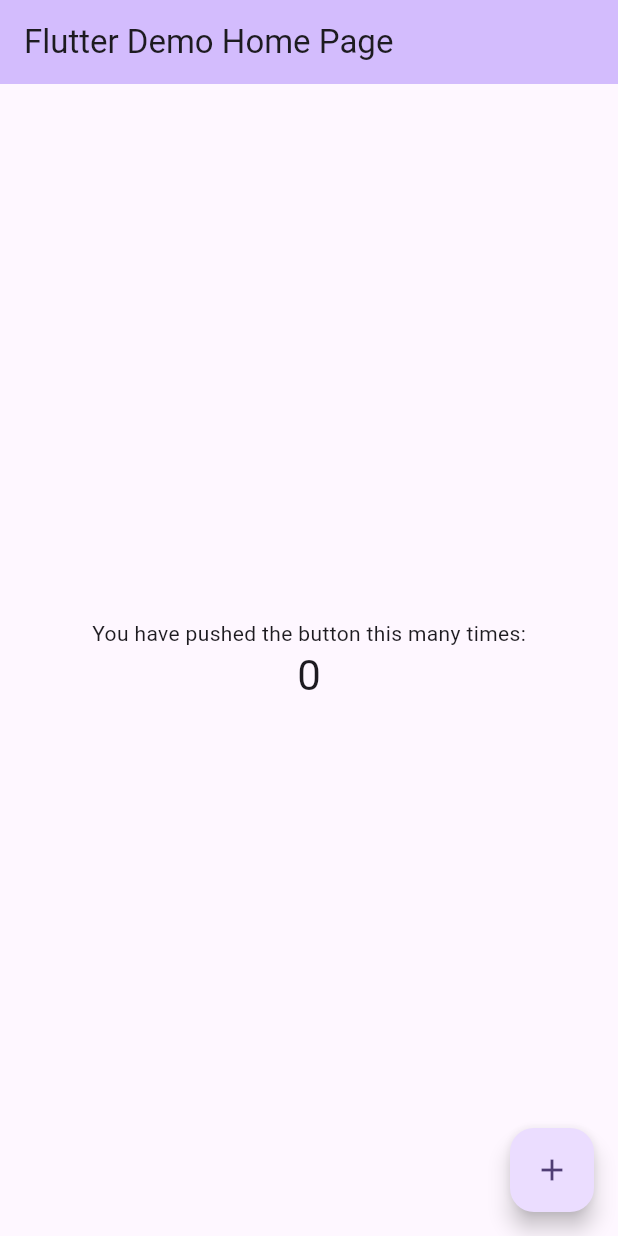
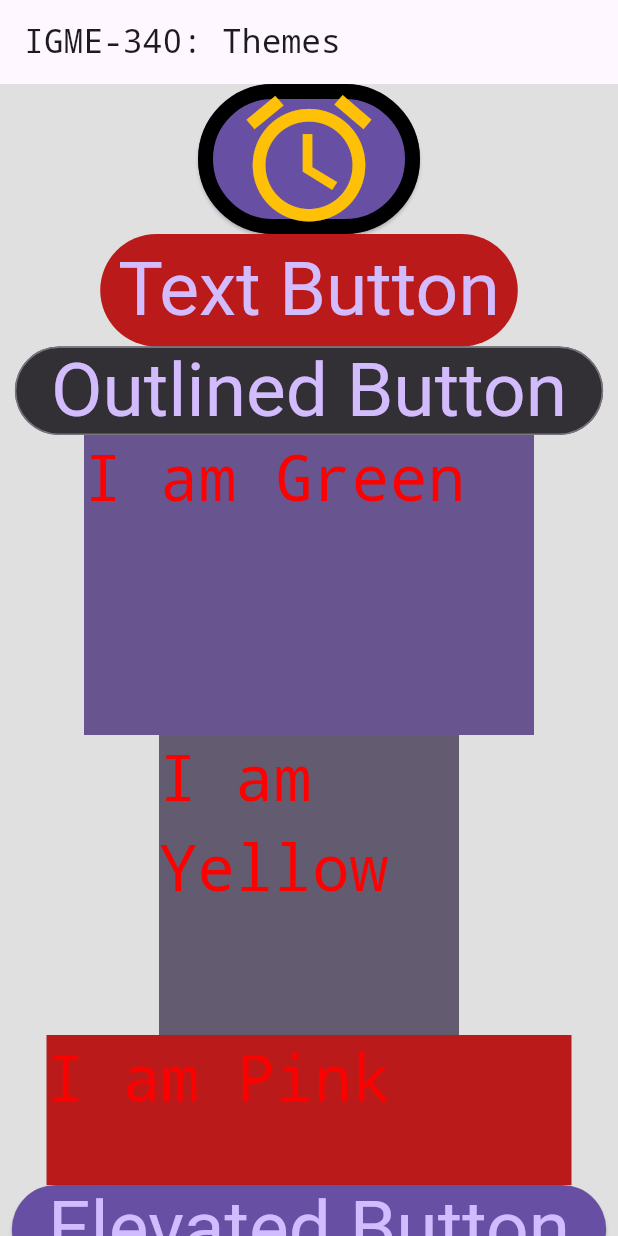
Before and after one commit to TB516/IGME-340-themes-and-buttons, a Flutter app: the screen it shows after launch, on a phone screen of 412 x 824 dp. Run offline on Flutter 3.47's test engine with Material 3 defaults, Android fonts, the phone set to English and light mode, and no system bars.

Commit message:
Completed lab

```diff
--- a/lib/main.dart
+++ b/lib/main.dart
@@ -7,119 +7,160 @@ void main() {
 class MyApp extends StatelessWidget {
   const MyApp({super.key});
 
-  // This widget is the root of your application.
   @override
   Widget build(BuildContext context) {
     return MaterialApp(
-      title: 'Flutter Demo',
+      themeMode: ThemeMode.light,
       theme: ThemeData(
-        // This is the theme of your application.
-        //
-        // TRY THIS: Try running your application with "flutter run". You'll see
-        // the application has a purple toolbar. Then, without quitting the app,
-        // try changing the seedColor in the colorScheme below to Colors.green
-        // and then invoke "hot reload" (save your changes or press the "hot
-        // reload" button in a Flutter-supported IDE, or press "r" if you used
-        // the command line to start the app).
-        //
-        // Notice that the counter didn't reset back to zero; the application
-        // state is not lost during the reload. To reset the state, use hot
-        // restart instead.
-        //
-        // This works for code too, not just values: Most code changes can be
-        // tested with just a hot reload.
+        fontFamily: "Courier",
         colorScheme: ColorScheme.fromSeed(seedColor: Colors.deepPurple),
+        scaffoldBackgroundColor: Colors.grey[300],
+        textTheme: TextTheme(
+          displayLarge: TextStyle(fontSize: 48, color: Colors.black, fontWeight: FontWeight.w600),
+          displayMedium: TextStyle(fontSize: 42, color: const Color.fromARGB(255, 255, 0, 0), fontWeight: FontWeight.w400),
+          displaySmall: TextStyle(fontSize: 36, color: const Color.fromARGB(255, 0, 64, 255), fontWeight: FontWeight.w200),
+          bodyLarge: TextStyle(fontSize: 48, color: Colors.black, fontWeight: FontWeight.w600),
+          bodyMedium: TextStyle(fontSize: 42, color: const Color.fromARGB(255, 255, 0, 0), fontWeight: FontWeight.w400),
+          bodySmall: TextStyle(fontSize: 36, color: const Color.fromARGB(255, 0, 64, 255), fontWeight: FontWeight.w200),
+        ),
+        elevatedButtonTheme: ElevatedButtonThemeData(style: ButtonStyle(
+          textStyle: WidgetStateTextStyle.resolveWith((states) {
+            return TextStyle(fontSize: 50);
+          }),
+          foregroundColor: WidgetStateColor.resolveWith((states) {
+            return Theme.of(context).colorScheme.inversePrimary;
+          }),
+          backgroundColor: WidgetStateColor.resolveWith((states) {
+            return Theme.of(context).colorScheme.primary;
+          }),
+        )),
         useMaterial3: true,
       ),
-      home: const MyHomePage(title: 'Flutter Demo Home Page'),
+
+      darkTheme: ThemeData(
+        colorScheme: ColorScheme.fromSeed(seedColor: Colors.red),
+        scaffoldBackgroundColor: Colors.blueGrey[500],
+        textTheme: TextTheme(
+          displayLarge: TextStyle(fontSize: 48, color: const Color.fromARGB(255, 255, 255, 255), fontWeight: FontWeight.w600),
+          displayMedium: TextStyle(fontSize: 42, color: const Color.fromARGB(255, 255, 80, 80), fontWeight: FontWeight.w400),
+          displaySmall: TextStyle(fontSize: 36, color: const Color.fromARGB(255, 92, 133, 255), fontWeight: FontWeight.w200),
+          bodyLarge: TextStyle(fontSize: 48, color: Colors.black, fontWeight: FontWeight.w600),
+          bodyMedium: TextStyle(fontSize: 42, color: const Color.fromARGB(255, 255, 80, 80), fontWeight: FontWeight.w400),
+          bodySmall: TextStyle(fontSize: 36, color: const Color.fromARGB(255, 92, 133, 255), fontWeight: FontWeight.w200),
+        ),
+        elevatedButtonTheme: ElevatedButtonThemeData(style: ButtonStyle(
+          textStyle: WidgetStateTextStyle.resolveWith((states) {
+            return TextStyle(fontSize: 50);
+          }),
+          foregroundColor: WidgetStateColor.resolveWith((states) {
+            return Theme.of(context).colorScheme.inversePrimary;
+          }),
+          backgroundColor: WidgetStateColor.resolveWith((states) {
+            return Theme.of(context).colorScheme.error;
+          }),
+        )),
+        useMaterial3: true,
+      ),
+      home: const MyHomePage(),
     );
   }
 }
 
 class MyHomePage extends StatefulWidget {
-  const MyHomePage({super.key, required this.title});
-
-  // This widget is the home page of your application. It is stateful, meaning
-  // that it has a State object (defined below) that contains fields that affect
-  // how it looks.
-
-  // This class is the configuration for the state. It holds the values (in this
-  // case the title) provided by the parent (in this case the App widget) and
-  // used by the build method of the State. Fields in a Widget subclass are
-  // always marked "final".
-
-  final String title;
+  const MyHomePage({super.key});
 
   @override
   State<MyHomePage> createState() => _MyHomePageState();
 }
 
 class _MyHomePageState extends State<MyHomePage> {
-  int _counter = 0;
-
-  void _incrementCounter() {
-    setState(() {
-      // This call to setState tells the Flutter framework that something has
-      // changed in this State, which causes it to rerun the build method below
-      // so that the display can reflect the updated values. If we changed
-      // _counter without calling setState(), then the build method would not be
-      // called again, and so nothing would appear to happen.
-      _counter++;
-    });
-  }
-
   @override
   Widget build(BuildContext context) {
-    // This method is rerun every time setState is called, for instance as done
-    // by the _incrementCounter method above.
-    //
-    // The Flutter framework has been optimized to make rerunning build methods
-    // fast, so that you can just rebuild anything that needs updating rather
-    // than having to individually change instances of widgets.
     return Scaffold(
       appBar: AppBar(
-        // TRY THIS: Try changing the color here to a specific color (to
-        // Colors.amber, perhaps?) and trigger a hot reload to see the AppBar
-        // change color while the other colors stay the same.
-        backgroundColor: Theme.of(context).colorScheme.inversePrimary,
-        // Here we take the value from the MyHomePage object that was created by
-        // the App.build method, and use it to set our appbar title.
-        title: Text(widget.title),
+        title: const Text("IGME-340: Themes"),
       ),
-      body: Center(
-        // Center is a layout widget. It takes a single child and positions it
-        // in the middle of the parent.
-        child: Column(
-          // Column is also a layout widget. It takes a list of children and
-          // arranges them vertically. By default, it sizes itself to fit its
-          // children horizontally, and tries to be as tall as its parent.
-          //
-          // Column has various properties to control how it sizes itself and
-          // how it positions its children. Here we use mainAxisAlignment to
-          // center the children vertically; the main axis here is the vertical
-          // axis because Columns are vertical (the cross axis would be
-          // horizontal).
-          //
-          // TRY THIS: Invoke "debug painting" (choose the "Toggle Debug Paint"
-          // action in the IDE, or press "p" in the console), to see the
-          // wireframe for each widget.
-          mainAxisAlignment: MainAxisAlignment.center,
-          children: <Widget>[
-            const Text(
-              'You have pushed the button this many times:',
+      body: SingleChildScrollView(child: Column(
+        children: [
+          ElevatedButton(onPressed: (){ print("Icon"); },
+            style: ButtonStyle(
+              side: WidgetStateBorderSide.resolveWith((state) {
+                return BorderSide(width: 10);
+              }),
+              iconSize: WidgetStateProperty.resolveWith((state) { return 100; }),
+              iconColor: WidgetStateProperty.resolveWith((state) { return Colors.amber; }),
             ),
-            Text(
-              '$_counter',
-              style: Theme.of(context).textTheme.headlineMedium,
+            child: Icon(Icons.access_alarms_sharp)
+          ),
+          TextButton(onPressed: () { print("Text Button"); }, style: ButtonStyle(
+              textStyle: WidgetStateTextStyle.resolveWith((states) {
+                return TextStyle(fontSize: 50);
+              }),
+              foregroundColor: WidgetStateColor.resolveWith((states) {
+                return Theme.of(context).colorScheme.inversePrimary;
+              }),
+              backgroundColor: WidgetStateColor.resolveWith((states) {
+                return Theme.of(context).colorScheme.error;
+              }),
             ),
-          ],
-        ),
-      ),
-      floatingActionButton: FloatingActionButton(
-        onPressed: _incrementCounter,
-        tooltip: 'Increment',
-        child: const Icon(Icons.add),
-      ), // This trailing comma makes auto-formatting nicer for build methods.
+            child: Text("Text Button")
+          ),
+          OutlinedButton(onPressed: () { print("Outlined Button"); }, style: ButtonStyle(
+              textStyle: WidgetStateTextStyle.resolveWith((states) {
+                return TextStyle(fontSize: 50);
+              }),
+              foregroundColor: WidgetStateColor.resolveWith((states) {
+                return Theme.of(context).colorScheme.inversePrimary;
+              }),
+              backgroundColor: WidgetStateColor.resolveWith((states) {
+                return Theme.of(context).colorScheme.inverseSurface;
+              }),
+            ),
+            child: Text("Outlined Button")
+          ),
+          Container(
+            width: 300,
+            height: 200,
+            color: Theme.of(context).colorScheme.primary,
+            child: Text("I am Green"),
+          ),
+          Container(
+            width: 200,
+            height: 200,
+            color: Theme.of(context).colorScheme.secondary,
+            child: Text("I am Yellow"),
+          ),
+          Container(
+            width: 350,
+            height: 100,
+            color: Theme.of(context).colorScheme.error,
+            child: Text("I am Pink"),
+          ),
+          ElevatedButton(
+            onPressed: () {
+              print("Elevated Button 1");
+            },
+            child: const Text('Elevated Button'),
+          ),
+          ElevatedButton(
+            onPressed: () {
+              print("Elevated Button 2");
+            },
+            style: ButtonStyle(
+              textStyle: WidgetStateTextStyle.resolveWith((states) {
+                return TextStyle(fontSize: 50);
+              }),
+              foregroundColor: WidgetStateColor.resolveWith((states) {
+                return Theme.of(context).colorScheme.tertiary;
+              }),
+              backgroundColor: WidgetStateColor.resolveWith((states) {
+                return Theme.of(context).colorScheme.onSecondary;
+              }),
+            ),
+            child: const Text('Elevated Button 2'),
+          ),
+        ],
+      )),
     );
   }
 }
```
